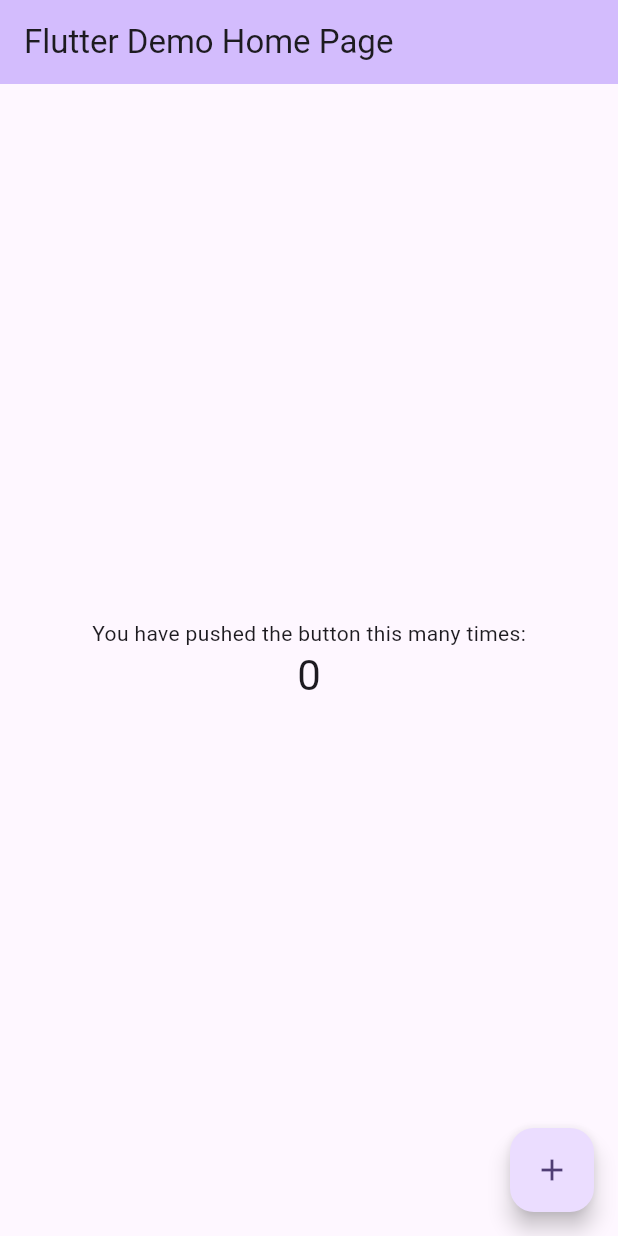
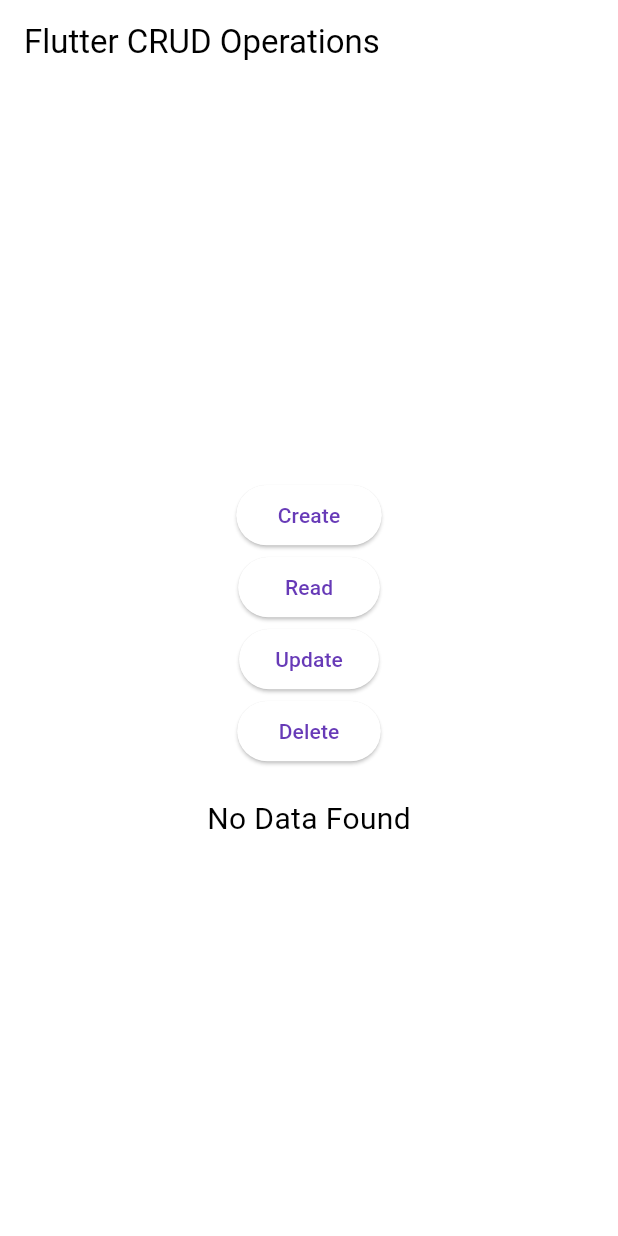
Before and after one commit to Rahul-Sanjeev/Hive-CRUD-Operations, a Flutter app: the screen it shows after launch, on a phone screen of 412 x 824 dp. Run offline on Flutter 3.47's test engine with Material 3 defaults, Android fonts, the phone set to English and light mode, and no system bars; our stand-ins replace hive_flutter; accounts and stored records are empty.

Commit message:
CRUD Operations Finished

```diff
--- a/lib/main.dart
+++ b/lib/main.dart
@@ -1,125 +1,96 @@
 import 'package:flutter/material.dart';
+import 'package:hive_flutter/hive_flutter.dart';
 
-void main() {
+void main() async {
+  await Hive.initFlutter();
+  await Hive.openBox('myBox');
   runApp(const MyApp());
 }
 
 class MyApp extends StatelessWidget {
   const MyApp({super.key});
 
-  // This widget is the root of your application.
   @override
   Widget build(BuildContext context) {
     return MaterialApp(
-      title: 'Flutter Demo',
+      debugShowCheckedModeBanner: false,
+      title: 'Flutter CRUD Operations',
       theme: ThemeData(
-        // This is the theme of your application.
-        //
-        // TRY THIS: Try running your application with "flutter run". You'll see
-        // the application has a purple toolbar. Then, without quitting the app,
-        // try changing the seedColor in the colorScheme below to Colors.green
-        // and then invoke "hot reload" (save your changes or press the "hot
-        // reload" button in a Flutter-supported IDE, or press "r" if you used
-        // the command line to start the app).
-        //
-        // Notice that the counter didn't reset back to zero; the application
-        // state is not lost during the reload. To reset the state, use hot
-        // restart instead.
-        //
-        // This works for code too, not just values: Most code changes can be
-        // tested with just a hot reload.
-        colorScheme: ColorScheme.fromSeed(seedColor: Colors.deepPurple),
-        useMaterial3: true,
+        colorScheme: ColorScheme.fromSwatch(primarySwatch: Colors.deepPurple),
+        // useMaterial3: true, // Removed for simplicity, you can uncomment if needed
       ),
-      home: const MyHomePage(title: 'Flutter Demo Home Page'),
+      home: const MyHomePage(title: 'Flutter CRUD Operations'),
     );
   }
 }
 
 class MyHomePage extends StatefulWidget {
+  final String title;
+
   const MyHomePage({super.key, required this.title});
 
-  // This widget is the home page of your application. It is stateful, meaning
-  // that it has a State object (defined below) that contains fields that affect
-  // how it looks.
-
-  // This class is the configuration for the state. It holds the values (in this
-  // case the title) provided by the parent (in this case the App widget) and
-  // used by the build method of the State. Fields in a Widget subclass are
-  // always marked "final".
-
-  final String title;
-
   @override
-  State<MyHomePage> createState() => _MyHomePageState();
+  _MyHomePageState createState() => _MyHomePageState();
 }
 
 class _MyHomePageState extends State<MyHomePage> {
-  int _counter = 0;
+  final box = Hive.box('myBox');
 
-  void _incrementCounter() {
+  void writeData() async {
+    await box.put(2, 'Rahul');
+    setState(() {}); // Update UI after writing data
+  }
+
+  void readData() {
     setState(() {
-      // This call to setState tells the Flutter framework that something has
-      // changed in this State, which causes it to rerun the build method below
-      // so that the display can reflect the updated values. If we changed
-      // _counter without calling setState(), then the build method would not be
-      // called again, and so nothing would appear to happen.
-      _counter++;
+      // No need to do anything here if UI should update with writeData()
     });
+  }
+
+  void updateData() async {
+    await box.put(2, 'Sanjeev');
+    setState(() {}); // Update UI after updating data
+  }
+
+  void deleteData() async {
+    await box.delete(2);
+    setState(() {}); // Update UI after deleting data
   }
 
   @override
   Widget build(BuildContext context) {
-    // This method is rerun every time setState is called, for instance as done
-    // by the _incrementCounter method above.
-    //
-    // The Flutter framework has been optimized to make rerunning build methods
-    // fast, so that you can just rebuild anything that needs updating rather
-    // than having to individually change instances of widgets.
     return Scaffold(
       appBar: AppBar(
-        // TRY THIS: Try changing the color here to a specific color (to
-        // Colors.amber, perhaps?) and trigger a hot reload to see the AppBar
-        // change color while the other colors stay the same.
-        backgroundColor: Theme.of(context).colorScheme.inversePrimary,
-        // Here we take the value from the MyHomePage object that was created by
-        // the App.build method, and use it to set our appbar title.
         title: Text(widget.title),
       ),
       body: Center(
-        // Center is a layout widget. It takes a single child and positions it
-        // in the middle of the parent.
         child: Column(
-          // Column is also a layout widget. It takes a list of children and
-          // arranges them vertically. By default, it sizes itself to fit its
-          // children horizontally, and tries to be as tall as its parent.
-          //
-          // Column has various properties to control how it sizes itself and
-          // how it positions its children. Here we use mainAxisAlignment to
-          // center the children vertically; the main axis here is the vertical
-          // axis because Columns are vertical (the cross axis would be
-          // horizontal).
-          //
-          // TRY THIS: Invoke "debug painting" (choose the "Toggle Debug Paint"
-          // action in the IDE, or press "p" in the console), to see the
-          // wireframe for each widget.
           mainAxisAlignment: MainAxisAlignment.center,
           children: <Widget>[
-            const Text(
-              'You have pushed the button this many times:',
+            ElevatedButton(
+              onPressed: writeData,
+              child: const Text(' Create '),
             ),
+            ElevatedButton(
+              onPressed: readData,
+              child: const Text('  Read  '),
+            ),
+            ElevatedButton(
+              onPressed: updateData,
+              child: const Text('Update'),
+            ),
+            ElevatedButton(
+              onPressed: deleteData,
+              child: const Text(' Delete '),
+            ),
+            const SizedBox(height: 20),
             Text(
-              '$_counter',
-              style: Theme.of(context).textTheme.headlineMedium,
-            ),
+              box.get(2, defaultValue: 'No Data Found'),
+              style: const TextStyle(fontSize: 20),
+            )
           ],
         ),
       ),
-      floatingActionButton: FloatingActionButton(
-        onPressed: _incrementCounter,
-        tooltip: 'Increment',
-        child: const Icon(Icons.add),
-      ), // This trailing comma makes auto-formatting nicer for build methods.
     );
   }
 }
--- a/pubspec.yaml
+++ b/pubspec.yaml
@@ -35,6 +35,8 @@ dependencies:
   # The following adds the Cupertino Icons font to your application.
   # Use with the CupertinoIcons class for iOS style icons.
   cupertino_icons: ^1.0.6
+  hive: ^2.2.3
+  hive_flutter: ^1.1.0
 
 dev_dependencies:
   flutter_test:
@@ -46,6 +48,8 @@ dev_dependencies:
   # package. See that file for information about deactivating specific lint
   # rules and activating additional ones.
   flutter_lints: ^3.0.0
+  hive_generator: ^2.0.1
+  build_runner: ^2.4.8
 
 # For information on the generic Dart part of this file, see the
 # following page: https://dart.dev/tools/pub/pubspec
```
Also changed, not shown: pubspec.lock, 7 other files.
